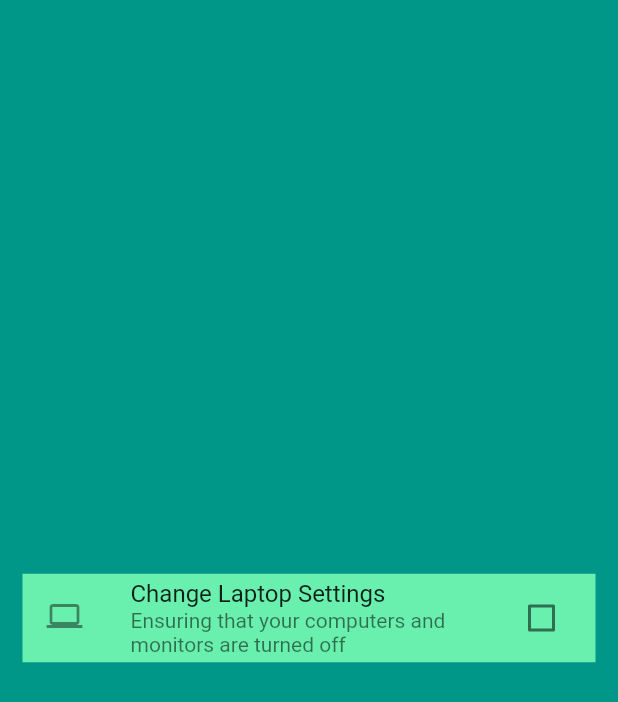
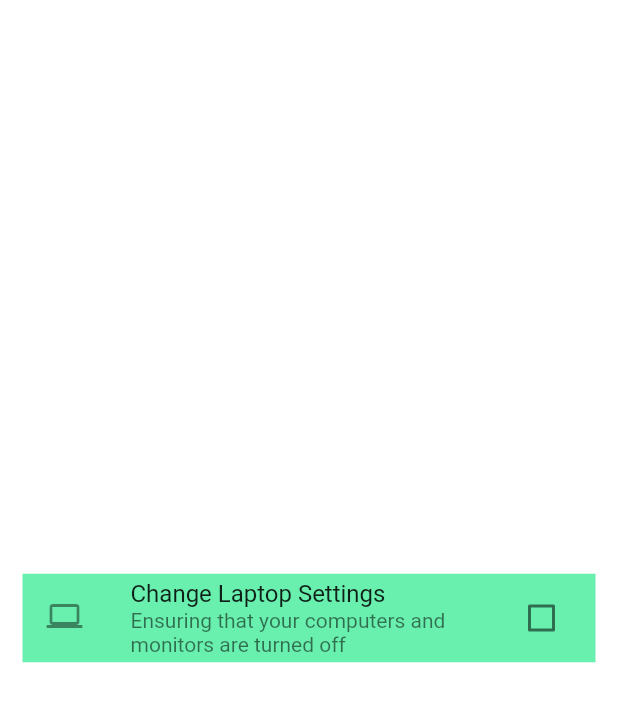
Before and after one commit to jeyeong/climate-ark-app, a Flutter app: the screen it shows after launch, on a phone screen of 412 x 824 dp. Shown: the top 702 px of the screen. Run offline on Flutter 3.47's test engine with Material 2 defaults, Android fonts, the phone set to English and light mode, and no system bars.

Commit message:
add second stateless

```diff
--- a/canvas/lib/main.dart
+++ b/canvas/lib/main.dart
@@ -1,4 +1,5 @@
 import 'package:flutter/material.dart';
+import 'package:canvas/constants.dart';
 import 'package:flutter/scheduler.dart' show timeDilation;
 
 void main() => runApp(const MyApp());
@@ -11,12 +12,13 @@ class MyApp extends StatelessWidget {
   Widget build(BuildContext context) {
     return const MaterialApp(
       home: Scaffold(
-        backgroundColor: Colors.teal,
+        backgroundColor: Colors.white,
         body: Center(
           child: Padding(
             padding: EdgeInsets.all(15.0),
-              child: MyStatefulWidget()
+              child: MyStatefulWidget(),
           ),
+          child: MyStatefulWidget(),
         ),
       ),
     );
```
Also changed, not shown: canvas/lib/constants.dart (added, +32 -0 lines).
